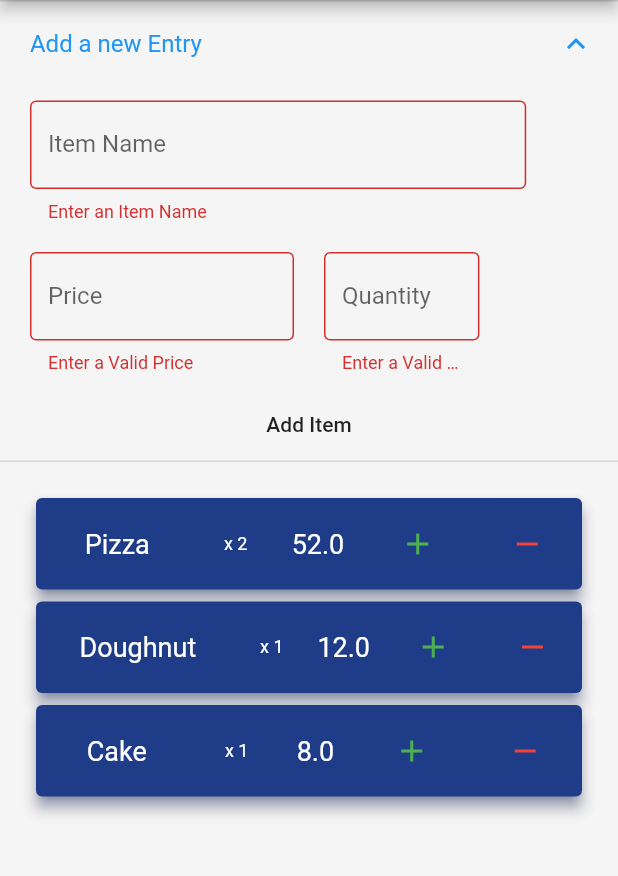
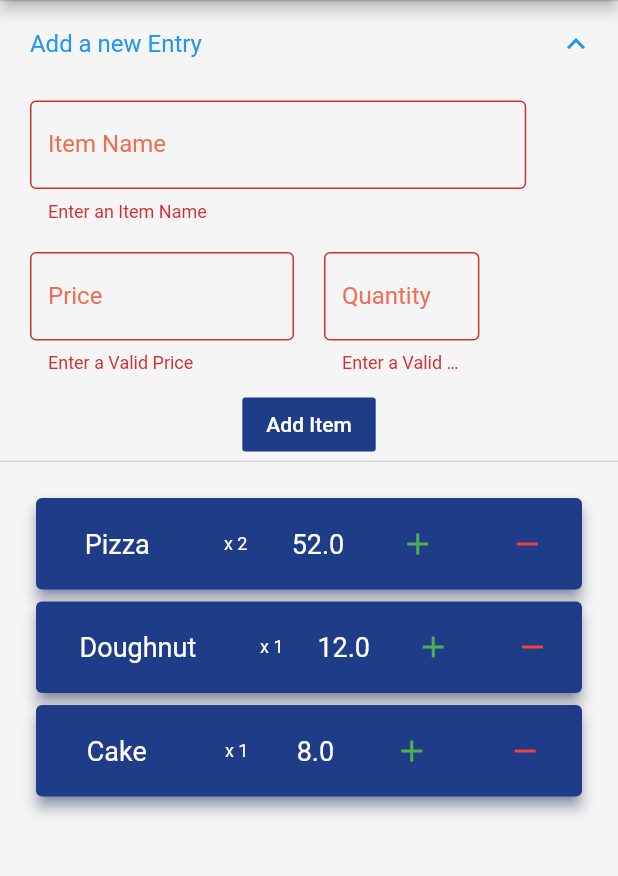
Before and after one commit to al-habibi-1107/ReminderBot, a Flutter app: the screen it shows after launch, after a tap on "Add a new Entry", after a tap on "Add Item", after a tap on the "add" icon, on a phone screen of 412 x 824 dp, the part 84-960 px from its top. Run offline on Flutter 3.47's test engine with Material 2 defaults, Android fonts, the phone set to English and light mode, and no system bars.

Commit message:
fixed bugs , added Tile functionality

```diff
--- /dev/null
+++ b/lib/expand_tile.dart
@@ -0,0 +1,163 @@
+import 'package:flutter/material.dart';
+
+import 'item.dart';
+import 'item_bloc.dart';
+
+class ExpandTile extends StatefulWidget {
+  // an item bloc that will be passed as parameter to constructor
+  final ItemBloc _itemBloc;
+  // Consturctor
+  ExpandTile(this._itemBloc);
+
+  @override
+  _ExpandTileState createState() => _ExpandTileState();
+}
+
+class _ExpandTileState extends State<ExpandTile> {
+
+
+  // dispose method to dispose the bloc
+  @override
+  void dispose() {
+    widget._itemBloc.dispose();
+    super.dispose();
+  }
+
+  // formKey to control form
+  final _formKey = GlobalKey<FormState>();
+
+
+  String itemName;
+  double price;
+  int quantity;
+
+  // A function to validate and save the form
+  void _submitForm() {
+    // check validity
+    bool isValid = _formKey.currentState.validate();
+
+    if (isValid) {
+      // validate
+      _formKey.currentState.save();
+      // find index of new item
+      int index =widget._itemBloc.itemCount() + 1;
+      print(index);
+      // add item
+      widget._itemBloc.addItem(Item(index, itemName, price, quantity));
+      setState(() {});
+    }
+  }
+
+  @override
+  Widget build(BuildContext context) {
+    final device = MediaQuery.of(context).size;
+    return ExpansionTile(
+       key: GlobalKey(),
+      title: Text(" Add a new Entry"),
+      children: [
+        Form(
+          key: _formKey,
+          child: Column(
+            crossAxisAlignment: CrossAxisAlignment.start,
+            children: [
+              Container(
+                padding: EdgeInsets.symmetric(vertical: 10, horizontal: 20),
+                width: device.width * 0.9,
+                child: TextFormField(
+                  validator: (value) {
+                    if (value.isEmpty) {
+                      return "Enter an Item Name";
+                    } else
+                      return null;
+                  },
+                  onSaved: (value) {
+                    itemName = value;
+                  },
+                  key: ValueKey("itemName"),
+                  decoration: const InputDecoration(
+                      focusedBorder: OutlineInputBorder(
+                          borderSide: BorderSide(
+                        color: Color.fromRGBO(238, 111, 87, 1),
+                      )),
+                      labelStyle: TextStyle(
+                        color: Color.fromRGBO(238, 111, 87, 1),
+                      ),
+                      labelText: "Item Name",
+                      border: OutlineInputBorder()),
+                ),
+              ),
+              Row(
+                children: [
+                  Container(
+                    padding: EdgeInsets.only(
+                        left: 20, top: 10, bottom: 10, right: 10),
+                    width: device.width * 0.5,
+                    child: TextFormField(
+                      keyboardType: TextInputType.number,
+                      key: ValueKey("price"),
+                      validator: (value) {
+                        if (value.isEmpty || double.parse(value) == 0) {
+                          return "Enter a Valid Price";
+                        } else
+                          return null;
+                      },
+                      onSaved: (value) {
+                        price = double.parse(value);
+                      },
+                      decoration: const InputDecoration(
+                          focusedBorder: OutlineInputBorder(
+                              borderSide: BorderSide(
+                            color: Color.fromRGBO(238, 111, 87, 1),
+                          )),
+                          labelStyle: TextStyle(
+                            color: Color.fromRGBO(238, 111, 87, 1),
+                          ),
+                          labelText: "Price",
+                          border: const OutlineInputBorder()),
+                    ),
+                  ),
+                  Container(
+                    padding: EdgeInsets.all(10),
+                    width: device.width * 0.3,
+                    child: TextFormField(
+                      keyboardType: TextInputType.number,
+                      key: ValueKey("quantity"),
+                      validator: (value) {
+                        if (value.isEmpty || int.parse(value) == 0) {
+                          return "Enter a Valid quantity";
+                        } else
+                          return null;
+                      },
+                      onSaved: (value) {
+                        quantity = int.parse(value);
+                      },
+                      decoration: const InputDecoration(
+                        focusedBorder: OutlineInputBorder(
+                            borderSide: BorderSide(
+                          color: Color.fromRGBO(238, 111, 87, 1),
+                        )),
+                        labelStyle: TextStyle(
+                          color: Color.fromRGBO(238, 111, 87, 1),
+                        ),
+                        labelText: "Quantity",
+                        border: OutlineInputBorder(),
+                      ),
+                    ),
+                  ),
+                ],
+              ),
+            ],
+          ),
+        ),
+        FlatButton(
+          color: Color.fromRGBO(31, 60, 136, 1),
+          child: Text(
+            "Add Item",
+            style: TextStyle(color: Colors.white),
+          ),
+          onPressed: _submitForm,
+        ),
+      ],
+    );
+  }
+}
--- a/lib/home_page.dart
+++ b/lib/home_page.dart
@@ -2,6 +2,7 @@ import 'package:flutter/material.dart';
 
 import './item_bloc.dart';
 import './item.dart';
+import './expand_tile.dart';
 
 class HomePage extends StatefulWidget {
   @override
@@ -20,27 +21,8 @@ class _HomePageState extends State<HomePage> {
     super.dispose();
   }
 
-  final _formKey = GlobalKey<FormState>();
-
-  String itemName;
-  double price;
-  int quantity;
-
-  void _submitForm() {
-    bool isValid = _formKey.currentState.validate();
-
-    if (isValid) {
-      _formKey.currentState.save();
-      int index = ItemBloc().itemCount() + 1;
-      print(index);
-      _itemBloc.addItem(Item(index, itemName, price, quantity));
-      setState(() {});
-    }
-  }
-
   @override
   Widget build(BuildContext context) {
-    final device = MediaQuery.of(context).size;
     return Scaffold(
       backgroundColor: Color.fromRGBO(246, 245, 245, 1),
       appBar: AppBar(
@@ -49,88 +31,7 @@ class _HomePageState extends State<HomePage> {
       ),
       body: Column(
         children: [
-          ExpansionTile(
-            title: Text(" Add a new Entry"),
-            children: [
-              Form(
-                key: _formKey,
-                child: Column(
-                  crossAxisAlignment: CrossAxisAlignment.start,
-                  children: [
-                    Container(
-                      padding:
-                          EdgeInsets.symmetric(vertical: 10, horizontal: 20),
-                      width: device.width * 0.9,
-                      child: TextFormField(
-                        validator: (value) {
-                          if (value.isEmpty) {
-                            return "Enter an Item Name";
-                          } else
-                            return null;
-                        },
-                        onSaved: (value) {
-                          itemName = value;
-                        },
-                        key: ValueKey("itemName"),
-                        decoration: InputDecoration(
-                            labelText: "Item Name",
-                            border: const OutlineInputBorder()),
-                      ),
-                    ),
-                    Row(
-                      children: [
-                        Container(
-                          padding: EdgeInsets.only(
-                              left: 20, top: 10, bottom: 10, right: 10),
-                          width: device.width * 0.5,
-                          child: TextFormField(
-                            keyboardType: TextInputType.number,
-                            key: ValueKey("price"),
-                            validator: (value) {
-                              if (value.isEmpty || double.parse(value) == 0) {
-                                return "Enter a Valid Price";
-                              } else
-                                return null;
-                            },
-                            onSaved: (value) {
-                              price = double.parse(value);
-                            },
-                            decoration: InputDecoration(
-                                labelText: "Price",
-                                border: const OutlineInputBorder()),
-                          ),
-                        ),
-                        Container(
-                          padding: EdgeInsets.all(10),
-                          width: device.width * 0.3,
-                          child: TextFormField(
-                            keyboardType: TextInputType.number,
-                            key: ValueKey("quantity"),
-                            validator: (value) {
-                              if (value.isEmpty || int.parse(value) == 0) {
-                                return "Enter a Valid quantity";
-                              } else
-                                return null;
-                            },
-                            onSaved: (value) {
-                              quantity = int.parse(value);
-                            },
-                            decoration: InputDecoration(
-                                labelText: "Quantity",
-                                border: const OutlineInputBorder()),
-                          ),
-                        ),
-                      ],
-                    ),
-                  ],
-                ),
-              ),
-              FlatButton(
-                child: Text("Add Item"),
-                onPressed: _submitForm,
-              ),
-            ],
-          ),
+          ExpandTile(_itemBloc),
           Expanded(
             child: Container(
               padding: EdgeInsets.all(20),
@@ -142,6 +43,7 @@ class _HomePageState extends State<HomePage> {
                       : ListView.builder(
                           itemBuilder: (context, index) {
                             return Card(
+                              key: ValueKey(snapshot.data[index].id),
                               color: Color.fromRGBO(31, 60, 136, 1),
                               elevation: 4,
                               shadowColor: Color.fromRGBO(31, 60, 136, 1),
--- a/lib/item_bloc.dart
+++ b/lib/item_bloc.dart
@@ -43,14 +43,14 @@ ItemBloc(){
 // increment logic
 incrementQuantity(Item item){
   // get the price and quantity
-  double price = item.price;
+  double price = item.price/item.quantity;
   // increment quanitity
   int quantity =item.quantity+1;
 
   // make changes in the quantity
-  _itemList[item.id-1].quantity=quantity;
+  _itemList.firstWhere((element) => element.id==item.id).quantity=quantity;
   // make changes in the price
-  _itemList[item.id-1].price= price*quantity;
+ _itemList.firstWhere((element) => element.id==item.id).price=quantity*price;
 
   // make the changes as an input to the list sink
   // and make the listener work
@@ -60,12 +60,17 @@ incrementQuantity(Item item){
 // decrement logic
 decrementQuantity(Item item){
 
-double price =item.price;
+double price =item.price/item.quantity;
 
 int quantity= item.quantity-1;
 
-_itemList[item.id-1].quantity=quantity;
-_itemList[item.id-1].price= price*quantity;
+if(quantity<=0){
+  _itemList.remove(item);
+}else{
+ _itemList.firstWhere((element) => element.id==item.id).quantity=quantity;
+ _itemList.firstWhere((element) => element.id==item.id).price=quantity*price;
+}
+
 
 itemListSink.add(_itemList);
 
```
